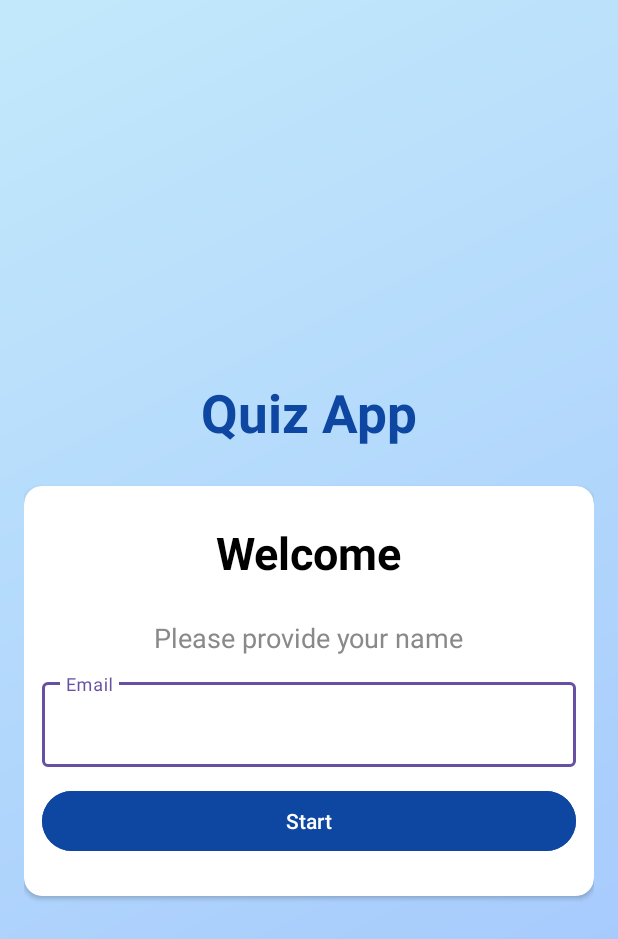
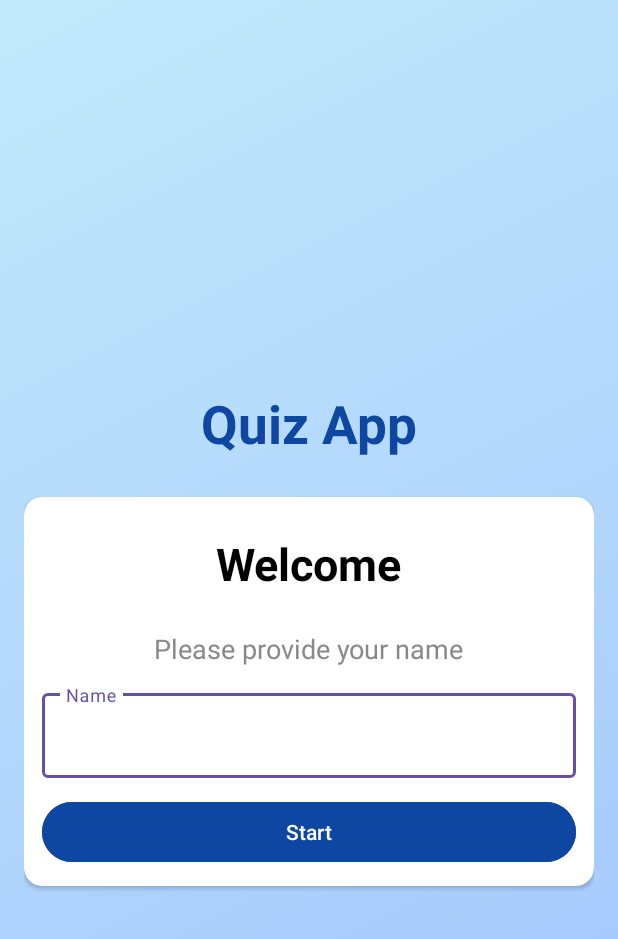
Before and after one commit to SufiaSimjee/Quiz-App, an Android app: the layout activity_main.xml on its own in the app's theme, with its tools: preview values and no code run, on a phone screen of 412 x 824 dp. Shown: the top 939 px of the screen. Run offline under Robolectric (Android 15) with nearby library versions, the phone set to English and light mode, and no system bars.

Commit message:
Main activity and ui and models created

```diff
--- a/app/src/main/AndroidManifest.xml
+++ b/app/src/main/AndroidManifest.xml
@@ -13,6 +13,9 @@
         android:theme="@style/Theme.QuizApp"
         tools:targetApi="31">
         <activity
+            android:name=".ui.Question"
+            android:exported="false" />
+        <activity
             android:name=".MainActivity"
             android:exported="true"
             android:theme="@style/Theme.QuizApp.NoActionBar"
--- a/app/src/main/res/layout/activity_main.xml
+++ b/app/src/main/res/layout/activity_main.xml
@@ -55,7 +55,7 @@
             <com.google.android.material.textfield.TextInputLayout
                 android:layout_width="match_parent"
                 android:layout_height="wrap_content"
-                android:hint="Email"
+                android:hint="Name"
                 android:layout_marginBottom="12dp">
 
                 <com.google.android.material.textfield.TextInputEditText
@@ -70,7 +70,6 @@
                 android:layout_height="wrap_content"
                 android:text="Start"
                 android:padding="10dp"
-                android:layout_marginBottom="14dp"
                 android:backgroundTint="#0D47A1"/>
 
         </androidx.appcompat.widget.LinearLayoutCompat>
```
Also changed, not shown: app/src/main/java/com/example/quizapp/MainActivity.kt (+8 -1 lines), app/src/main/java/com/example/quizapp/ui/Question.kt (added, +12 -0 lines), app/src/main/res/layout/activity_question.xml (added, +10 -0 lines).
